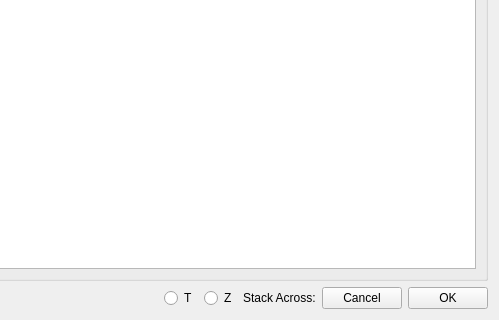
Above: ilastik/widgets/stackFileSelectionWidget.ui from ilastik/ilastik before the change; both pictures show x 120 to 619 and y 248 to 568 of the 619 by 568 pixel window. Below: the same form after it.
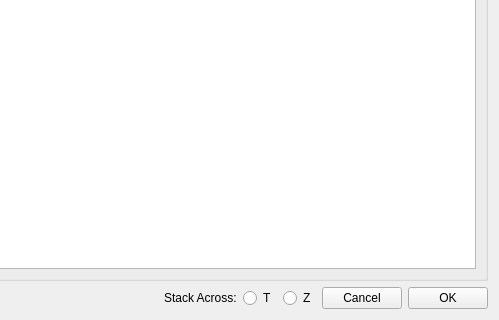
That is the form after the change.

Commit message: gui: Fix layout of stack axis selection widget.

```diff
--- a/ilastik/widgets/stackFileSelectionWidget.ui
+++ b/ilastik/widgets/stackFileSelectionWidget.ui
@@ -125,6 +125,13 @@
          </property>
         </spacer>
        </item>
+       <item>
+        <widget class="QLabel" name="label">
+         <property name="text">
+          <string>Stack Across:</string>
+         </property>
+        </widget>
+       </item>
        <item>
         <widget class="QRadioButton" name="stackAcrossTButton">
          <property name="text">
@@ -145,13 +152,6 @@
          </attribute>
         </widget>
        </item>
-       <item>
-        <widget class="QLabel" name="label">
-         <property name="text">
-          <string>Stack Across:</string>
-         </property>
-        </widget>
-       </item>
        <item>
         <widget class="QPushButton" name="cancelButton">
          <property name="text">
```
